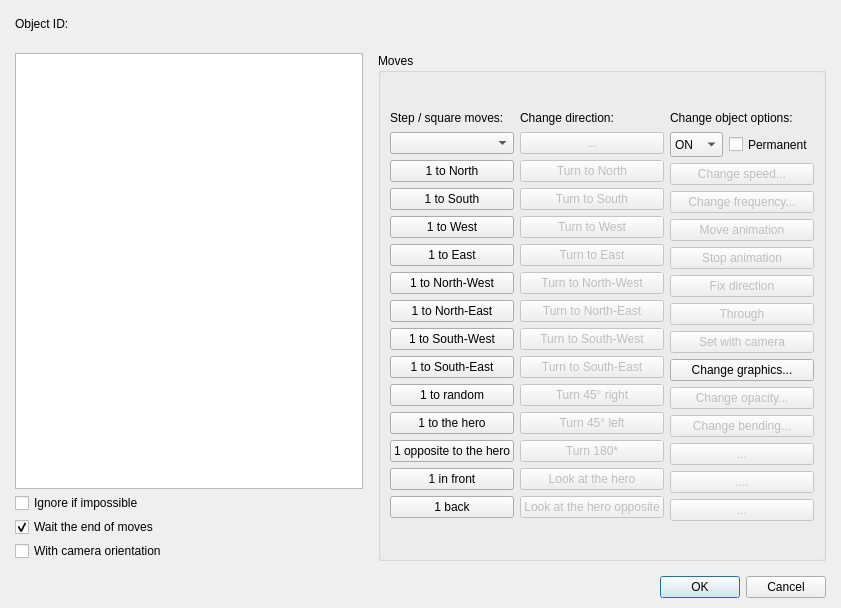
Qt form Editor/Dialogs/Commands/dialogcommandmoveobject.ui (RPG-Paper-Maker/RPG-Paper-Maker) before a commit.
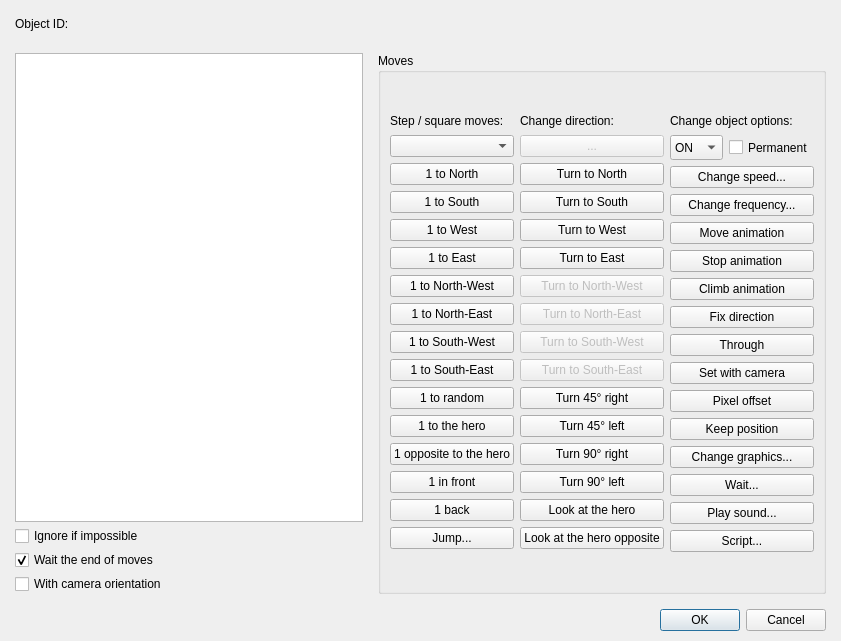
The same form after that commit. Custom widgets are drawn as their Qt base class.

Commit message: [WIP] Command move object (complete): jump

Patch:
```diff
--- a/Editor/Dialogs/Commands/dialogcommandmoveobject.ui
+++ b/Editor/Dialogs/Commands/dialogcommandmoveobject.ui
@@ -7,7 +7,7 @@
     <x>0</x>
     <y>0</y>
     <width>841</width>
-    <height>608</height>
+    <height>641</height>
    </rect>
   </property>
   <property name="windowTitle">
@@ -273,10 +273,17 @@
                 </property>
                </widget>
               </item>
+              <item>
+               <widget class="QPushButton" name="pushButtonJump">
+                <property name="text">
+                 <string>Jump...</string>
+                </property>
+               </widget>
+              </item>
              </layout>
             </item>
             <item>
-             <layout class="QVBoxLayout" name="verticalLayout_4" stretch="0,0,0,0,0,0,0,0,0,0,1,0,0,0,0">
+             <layout class="QVBoxLayout" name="verticalLayout_4" stretch="0,0,0,0,0,0,0,0,0,0,1,0,0,0,0,0">
               <item>
                <widget class="QLabel" name="labelChangeDirection">
                 <property name="minimumSize">
@@ -309,7 +316,7 @@
               <item>
                <widget class="QPushButton" name="pushButton_25">
                 <property name="enabled">
-                 <bool>false</bool>
+                 <bool>true</bool>
                 </property>
                 <property name="text">
                  <string>Turn to North</string>
@@ -319,7 +326,7 @@
               <item>
                <widget class="QPushButton" name="pushButton_19">
                 <property name="enabled">
-                 <bool>false</bool>
+                 <bool>true</bool>
                 </property>
                 <property name="text">
                  <string>Turn to South</string>
@@ -329,7 +336,7 @@
               <item>
                <widget class="QPushButton" name="pushButton_20">
                 <property name="enabled">
-                 <bool>false</bool>
+                 <bool>true</bool>
                 </property>
                 <property name="text">
                  <string>Turn to West</string>
@@ -339,7 +346,7 @@
               <item>
                <widget class="QPushButton" name="pushButton_16">
                 <property name="enabled">
-                 <bool>false</bool>
+                 <bool>true</bool>
                 </property>
                 <property name="text">
                  <string>Turn to East</string>
@@ -389,7 +396,7 @@
               <item>
                <widget class="QPushButton" name="pushButton_18">
                 <property name="enabled">
-                 <bool>false</bool>
+                 <bool>true</bool>
                 </property>
                 <property name="text">
                  <string>Turn 45° right</string>
@@ -399,7 +406,7 @@
               <item>
                <widget class="QPushButton" name="pushButton_14">
                 <property name="enabled">
-                 <bool>false</bool>
+                 <bool>true</bool>
                 </property>
                 <property name="text">
                  <string>Turn 45° left</string>
@@ -409,17 +416,24 @@
               <item>
                <widget class="QPushButton" name="pushButton_37">
                 <property name="enabled">
-                 <bool>false</bool>
+                 <bool>true</bool>
                 </property>
                 <property name="text">
-                 <string>Turn 180*</string>
+                 <string>Turn 90° right</string>
                 </property>
                </widget>
               </item>
               <item>
-               <widget class="QPushButton" name="pushButton_13">
+               <widget class="QPushButton" name="pushButtonTurn90Left">
+                <property name="text">
+                 <string>Turn 90° left</string>
+                </property>
+               </widget>
+              </item>
+              <item>
+               <widget class="QPushButton" name="pushButtonLookAtHero">
                 <property name="enabled">
-                 <bool>false</bool>
+                 <bool>true</bool>
                 </property>
                 <property name="text">
                  <string>Look at the hero</string>
@@ -429,7 +443,7 @@
               <item>
                <widget class="QPushButton" name="pushButton_22">
                 <property name="enabled">
-                 <bool>false</bool>
+                 <bool>true</bool>
                 </property>
                 <property name="text">
                  <string>Look at the hero opposite</string>
@@ -439,7 +453,7 @@
              </layout>
             </item>
             <item>
-             <layout class="QVBoxLayout" name="verticalLayout_5" stretch="0,0,0,0,0,0,0,0,0,0,0,0,0,0,0">
+             <layout class="QVBoxLayout" name="verticalLayout_5" stretch="0,0,0,0,0,0,0,0,0,0,0,0,0,0,0,0">
               <item>
                <widget class="QLabel" name="labelChangeObjectProperties">
                 <property name="minimumSize">
@@ -511,7 +525,7 @@
               <item>
                <widget class="QPushButton" name="pushButton_26">
                 <property name="enabled">
-                 <bool>false</bool>
+                 <bool>true</bool>
                 </property>
                 <property name="text">
                  <string>Change speed...</string>
@@ -521,7 +535,7 @@
               <item>
                <widget class="QPushButton" name="pushButton_35">
                 <property name="enabled">
-                 <bool>false</bool>
+                 <bool>true</bool>
                 </property>
                 <property name="text">
                  <string>Change frequency...</string>
@@ -531,7 +545,7 @@
               <item>
                <widget class="QPushButton" name="pushButton_31">
                 <property name="enabled">
-                 <bool>false</bool>
+                 <bool>true</bool>
                 </property>
                 <property name="text">
                  <string>Move animation</string>
@@ -541,7 +555,7 @@
               <item>
                <widget class="QPushButton" name="pushButton_33">
                 <property name="enabled">
-                 <bool>false</bool>
+                 <bool>true</bool>
                 </property>
                 <property name="text">
                  <string>Stop animation</string>
@@ -551,7 +565,17 @@
               <item>
                <widget class="QPushButton" name="pushButton_34">
                 <property name="enabled">
-                 <bool>false</bool>
+                 <bool>true</bool>
+                </property>
+                <property name="text">
+                 <string>Climb animation</string>
+                </property>
+               </widget>
+              </item>
+              <item>
+               <widget class="QPushButton" name="pushButtonFixDirection">
+                <property name="enabled">
+                 <bool>true</bool>
                 </property>
                 <property name="text">
                  <string>Fix direction</string>
@@ -561,7 +585,7 @@
               <item>
                <widget class="QPushButton" name="pushButton_36">
                 <property name="enabled">
-                 <bool>false</bool>
+                 <bool>true</bool>
                 </property>
                 <property name="text">
                  <string>Through</string>
@@ -571,13 +595,33 @@
               <item>
                <widget class="QPushButton" name="pushButton_23">
                 <property name="enabled">
-                 <bool>false</bool>
+                 <bool>true</bool>
                 </property>
                 <property name="text">
                  <string>Set with camera</string>
                 </property>
                </widget>
               </item>
+              <item>
+               <widget class="QPushButton" name="pushButtonPixelOffset">
+                <property name="enabled">
+                 <bool>true</bool>
+                </property>
+                <property name="text">
+                 <string>Pixel offset</string>
+                </property>
+               </widget>
+              </item>
+              <item>
+               <widget class="QPushButton" name="pushButtonKeepPosition">
+                <property name="enabled">
+                 <bool>true</bool>
+                </property>
+                <property name="text">
+                 <string>Keep position</string>
+                </property>
+               </widget>
+              </item>
               <item>
                <widget class="QPushButton" name="pushButtonChangeGraphics">
                 <property name="enabled">
@@ -591,50 +635,27 @@
               <item>
                <widget class="QPushButton" name="pushButton_27">
                 <property name="enabled">
-                 <bool>false</bool>
+                 <bool>true</bool>
                 </property>
                 <property name="text">
-                 <string>Change opacity...</string>
+                 <string>Wait...</string>
                 </property>
                </widget>
               </item>
               <item>
                <widget class="QPushButton" name="pushButton_29">
                 <property name="enabled">
-                 <bool>false</bool>
+                 <bool>true</bool>
                 </property>
                 <property name="text">
-                 <string>Change bending...</string>
+                 <string>Play sound...</string>
                 </property>
                </widget>
               </item>
               <item>
-               <widget class="QPushButton" name="pushButton_32">
-                <property name="enabled">
-                 <bool>false</bool>
-                </property>
+               <widget class="QPushButton" name="pushButtonScript">
                 <property name="text">
-                 <string>...</string>
-                </property>
-               </widget>
-              </item>
-              <item>
-               <widget class="QPushButton" name="pushButton_30">
-                <property name="enabled">
-                 <bool>false</bool>
-                </property>
-                <property name="text">
-                 <string>....</string>
-                </property>
-               </widget>
-              </item>
-              <item>
-               <widget class="QPushButton" name="pushButton_2">
-                <property name="enabled">
-                 <bool>false</bool>
-                </property>
-                <property name="text">
-                 <string>...</string>
+                 <string>Script...</string>
                 </property>
                </widget>
               </item>
```
Left out of the diff: 34 changed lines with no effect on the pictures. The commit also changes 24 other files.
